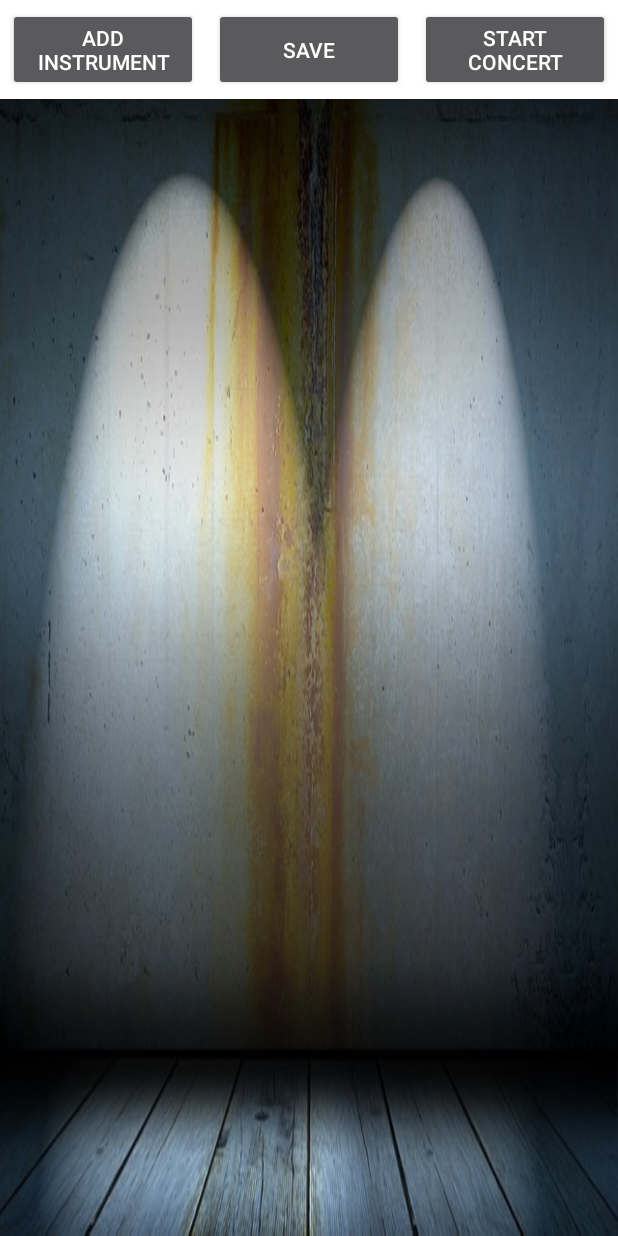
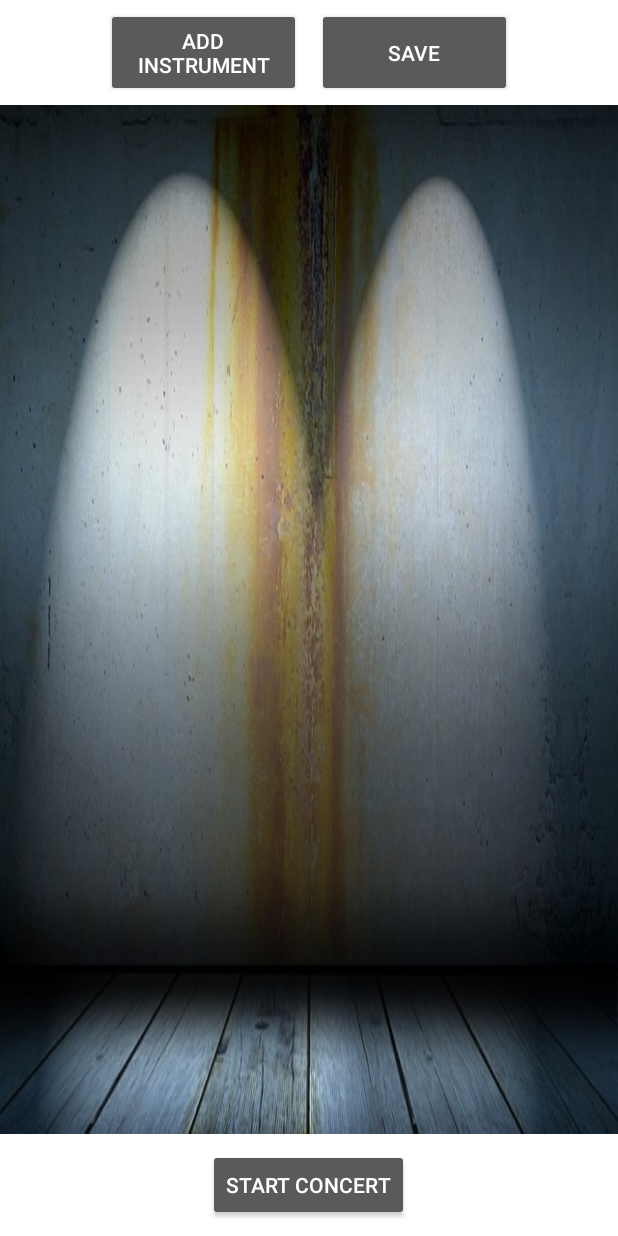
Before and after one commit to danitav93/OnStage, an Android app: the DesignStageActivity screen opened directly, with no data from a screen before it, on a phone screen of 412 x 824 dp. Run offline under Robolectric (Android 15) with nearby library versions, the phone set to English and light mode, and no system bars; 2 statements that could not run were skipped.

Commit message:
correzione di alcune dinamiche nel disegnare lo stage 2 (tutti i warning che ci sono è perchè non è ancora codice definitivo)

```diff
--- a/app/src/main/java/com/example/danieletavernelli/onstage/Constants/DefaultInstruments.java
+++ b/app/src/main/java/com/example/danieletavernelli/onstage/Constants/DefaultInstruments.java
@@ -24,6 +24,12 @@ public class DefaultInstruments {
                 new TabInstrumentEntity(4L,context.getResources().getString(R.string.drum),fromDrawableToByteArray(ResourcesCompat.getDrawable(context.getResources(), R.drawable.drum, null))),
                 new TabInstrumentEntity(5L,context.getResources().getString(R.string.voice),fromDrawableToByteArray(ResourcesCompat.getDrawable(context.getResources(), R.drawable.voice, null))),
                 new TabInstrumentEntity(6L,context.getResources().getString(R.string.keyboard),fromDrawableToByteArray(ResourcesCompat.getDrawable(context.getResources(), R.drawable.keyboard, null))),
+                new TabInstrumentEntity(7L,context.getString(R.string.monitor1),fromDrawableToByteArray(ResourcesCompat.getDrawable(context.getResources(), R.drawable.monitor1, null))),
+                new TabInstrumentEntity(8L,context.getString(R.string.monitor2),fromDrawableToByteArray(ResourcesCompat.getDrawable(context.getResources(), R.drawable.monitor1, null))),
+                new TabInstrumentEntity(9L,context.getString(R.string.monitor3),fromDrawableToByteArray(ResourcesCompat.getDrawable(context.getResources(), R.drawable.monitor1, null))),
+                new TabInstrumentEntity(10L,context.getString(R.string.monitor4),fromDrawableToByteArray(ResourcesCompat.getDrawable(context.getResources(), R.drawable.monitor1, null))),
+
+
         };
     }
 
--- a/app/src/main/java/com/example/danieletavernelli/onstage/activity/MainActivity.java
+++ b/app/src/main/java/com/example/danieletavernelli/onstage/activity/MainActivity.java
@@ -70,7 +70,7 @@ public class MainActivity extends AppCompatActivity {
     }
 
     private void initConstants() {
-        ApplicationCostants.instrumentIconsSide = (int)getScreenHeight(this)/6;
+        ApplicationCostants.instrumentIconsSide = (int)getScreenHeight(this)/8;
 
     }
 
--- a/app/src/main/java/com/example/danieletavernelli/onstage/activity/Mixer/MixerActivity.java
+++ b/app/src/main/java/com/example/danieletavernelli/onstage/activity/Mixer/MixerActivity.java
@@ -93,7 +93,7 @@ public class MixerActivity extends AppCompatActivity {
         stageRecyclerView.setItemAnimator(new DefaultItemAnimator());
         stageRecyclerView.setAdapter(stageAdapter);
 
-        ItemTouchHelper.Callback callback = new ItemTouchHelperCallback(new StageItemTouchAdapterInterfaceImpl(stageList,stageAdapter));
+        ItemTouchHelper.Callback callback = new ItemTouchHelperCallback(new StageItemTouchAdapterInterfaceImpl(stageList,stageAdapter,helper,this));
         new ItemTouchHelper(callback).attachToRecyclerView(stageRecyclerView);
     }
 
--- a/app/src/main/java/com/example/danieletavernelli/onstage/dialog/AddInstrumentOnStageDialog.java
+++ b/app/src/main/java/com/example/danieletavernelli/onstage/dialog/AddInstrumentOnStageDialog.java
@@ -98,7 +98,7 @@ public class AddInstrumentOnStageDialog extends DialogFragment {
         instrumentRecyclerView.setItemAnimator(new DefaultItemAnimator());
         instrumentRecyclerView.setAdapter(instrumentAdapter);
 
-        ItemTouchHelper.Callback callback = new ItemTouchHelperCallback(new InstrumentItemTouchAdapterInterfaceImpl(listStrumentiModel, instrumentAdapter,helper,context));
+        ItemTouchHelper.Callback callback = new ItemTouchHelperCallback(new InstrumentItemTouchAdapterInterfaceImpl(listStrumentiModel, instrumentAdapter));
         new ItemTouchHelper(callback).attachToRecyclerView(instrumentRecyclerView);
     }
 
--- a/app/src/main/res/layout/activity_design_stage.xml
+++ b/app/src/main/res/layout/activity_design_stage.xml
@@ -29,15 +29,6 @@
             android:text="@string/save"
             android:layout_margin="5dp"
             />
-
-        <Button
-            android:id="@+id/activity_design_stage_start_stage_button"
-            android:layout_width="0dp"
-            android:layout_weight="1"
-            android:layout_height="wrap_content"
-            android:text="@string/start_concert"
-            android:layout_margin="5dp"
-            />
     </LinearLayout>
 
 
@@ -46,7 +37,9 @@
         android:layout_width="match_parent"
         android:layout_height="match_parent"
         android:background="@drawable/stage"
-        android:layout_below="@id/activity_design_stage_buttons_bar">
+        android:layout_below="@id/activity_design_stage_buttons_bar"
+        android:layout_above="@+id/activity_design_stage_start_stage_button"
+        >
         <TextView
             android:id="@+id/activity_design_stage_desc_stage"
             android:layout_width="wrap_content"
@@ -55,4 +48,13 @@
 
     </RelativeLayout>
 
+    <Button
+        android:id="@+id/activity_design_stage_start_stage_button"
+        android:layout_width="wrap_content"
+        android:layout_height="wrap_content"
+        android:text="@string/start_concert"
+        android:layout_alignParentBottom="true"
+        android:layout_centerHorizontal="true"
+        android:layout_margin="10dp"
+        />
 </RelativeLayout>
--- a/app/src/main/res/values/strings.xml
+++ b/app/src/main/res/values/strings.xml
@@ -15,4 +15,8 @@
     <string name="notes">Notes</string>
     <string name="remove_from_stage">Remove from stage</string>
     <string name="name">Name</string>
+    <string name="monitor1">Monitor 1</string>
+    <string name="monitor2">Monitor 2</string>
+    <string name="monitor3">Monitor 3</string>
+    <string name="monitor4">Monitor 4</string>
 </resources>
```
Also changed, not shown: app/src/main/java/com/example/danieletavernelli/onstage/interfaces/implementation/InstrumentItemTouchAdapterInterfaceImpl.java (+9 -8 lines), app/src/main/java/com/example/danieletavernelli/onstage/interfaces/implementation/StageItemTouchAdapterInterfaceImpl.java (+16 -13 lines), app/src/main/java/com/example/danieletavernelli/onstage/utility/Methods.java (+7 -0 lines), app/src/main/res/drawable/keyboard.png, app/src/main/res/drawable/monitor1.png (added), app/src/main/res/drawable/spia1.png (added), app/src/main/res/drawable/spia2.png (added), app/src/main/res/drawable/spia3.png (added), app/src/main/res/drawable/spia4.png (added), app/src/main/res/drawable/voice.png.
